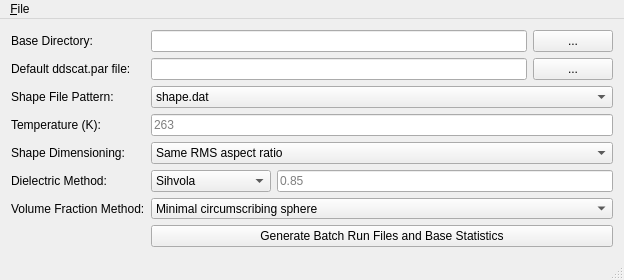
Old version of the form rtmath/rtmath-apps/tmatrix-convert-from-ddscat/frmmain.ui in the repository rhoneyager/rtmath.
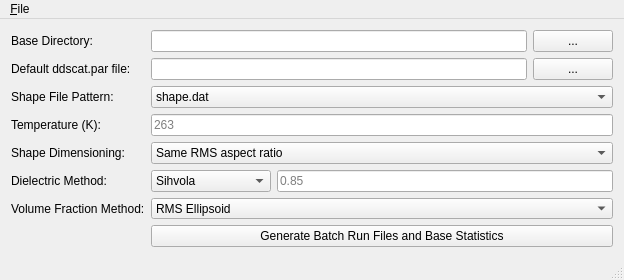
New version of the form.

Patch:
```diff
--- a/rtmath/rtmath-apps/tmatrix-convert-from-ddscat/frmmain.ui
+++ b/rtmath/rtmath-apps/tmatrix-convert-from-ddscat/frmmain.ui
@@ -156,6 +156,11 @@
       <property name="statusTip">
        <string>Specify the volume fraction method used in the dielectric calculations.</string>
       </property>
+      <item>
+       <property name="text">
+        <string>RMS Ellipsoid</string>
+       </property>
+      </item>
       <item>
        <property name="text">
         <string>Minimal circumscribing sphere</string>
```
Left out of the diff: 5 changed lines with no effect on the pictures.
